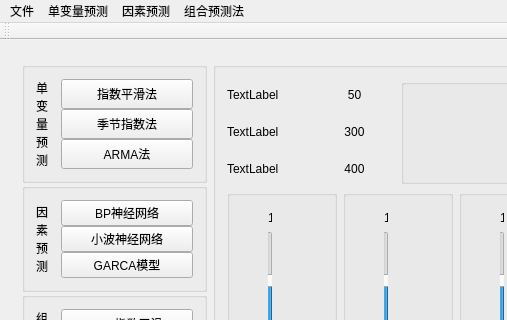
The window that project/project.ui (nullptru/DataVisulization) describes before a commit, drawn with Qt 5; both pictures show x 0 to 507 and y 0 to 320 of the 1193 by 790 pixel window.
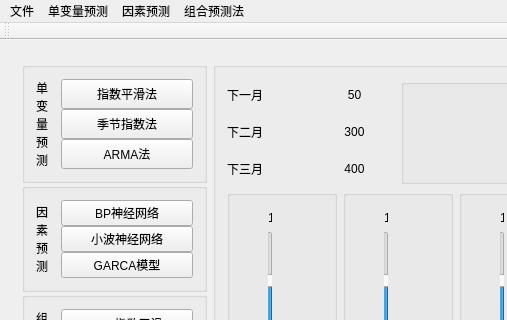
The same window after the commit. Custom widgets are drawn as their Qt base class.

Patch:
```diff
--- a/project/project.ui
+++ b/project/project.ui
@@ -268,7 +268,7 @@
                 <item>
                  <widget class="QLabel" name="label_1">
                   <property name="text">
-                   <string>TextLabel</string>
+                   <string>下一月</string>
                   </property>
                   <property name="textFormat">
                    <enum>Qt::PlainText</enum>
@@ -295,7 +295,7 @@
                 <item>
                  <widget class="QLabel" name="label_2">
                   <property name="text">
-                   <string>TextLabel</string>
+                   <string>下二月</string>
                   </property>
                   <property name="textFormat">
                    <enum>Qt::PlainText</enum>
@@ -322,7 +322,7 @@
                 <item>
                  <widget class="QLabel" name="label_3">
                   <property name="text">
-                   <string>TextLabel</string>
+                   <string>下三月</string>
                   </property>
                   <property name="textFormat">
                    <enum>Qt::PlainText</enum>
```
